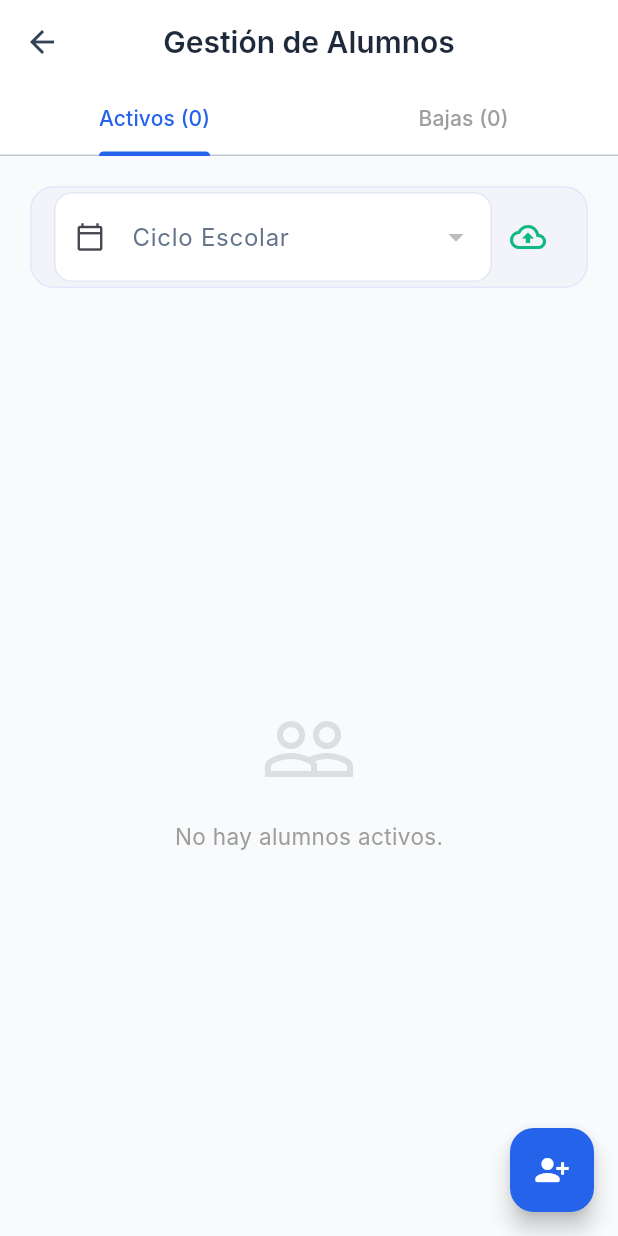
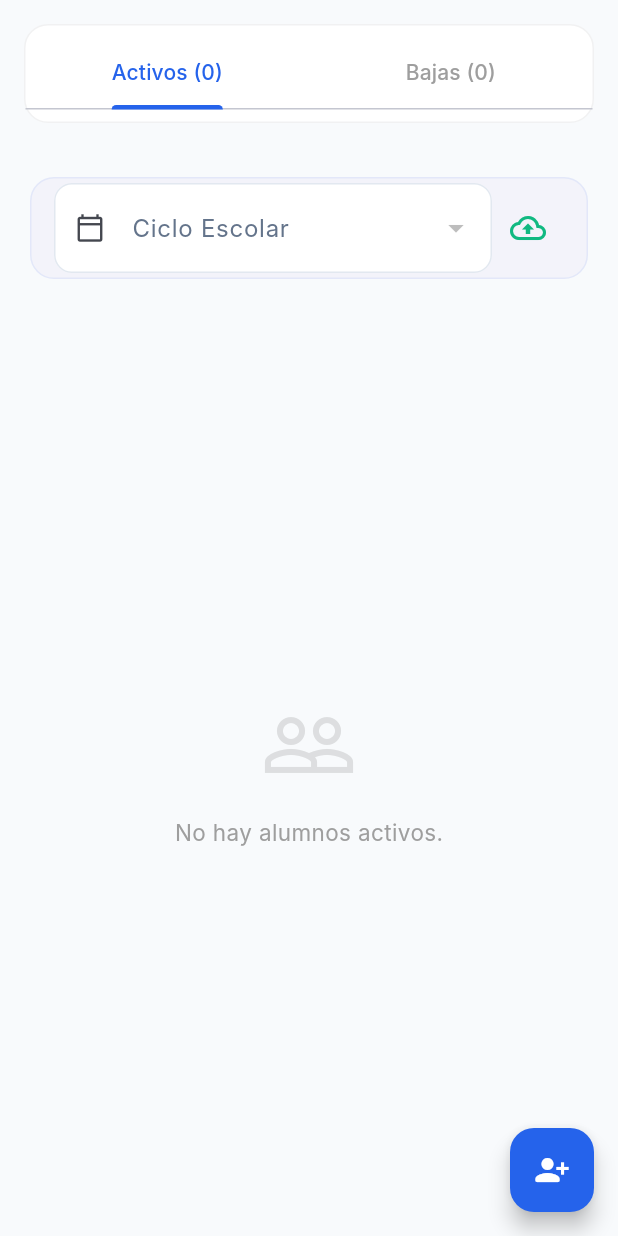
Before and after one commit to Angelgonzalez2004/asystem_cobacam, a Flutter app: the StudentManagementScreen screen opened directly, on a phone screen of 412 x 824 dp. Run offline on Flutter 3.47's test engine with Material 3 defaults, Android fonts, the phone set to English and light mode, and no system bars; our stand-ins replace connectivity_plus, device_info_plus, file_picker, firebase_auth, firebase_core, firebase_database and 7 more; missing offline and left inert: dart:html, excel, gal, mobile_scanner; accounts and stored records are empty; Roboto replaces fonts that are missing (Inter).

Commit message:
fix(prefect): remove duplicate app bars from management screens

```diff
--- a/lib/screens/dashboards/prefect/student_management_screen.dart
+++ b/lib/screens/dashboards/prefect/student_management_screen.dart
@@ -111,21 +111,6 @@ class _StudentManagementScreenState extends State<StudentManagementScreen>
 
     return Scaffold(
       backgroundColor: theme.scaffoldBackgroundColor,
-      appBar: AppBar(
-        title: const Text('Gestión de Alumnos'),
-        elevation: 0,
-        centerTitle: true,
-        bottom: TabBar(
-          controller: _tabController,
-          indicatorColor: theme.colorScheme.primary,
-          labelColor: theme.colorScheme.primary,
-          unselectedLabelColor: Colors.grey,
-          tabs: [
-            Tab(text: 'Activos (${activeStudents.length})'),
-            Tab(text: 'Bajas (${inactiveStudents.length})'),
-          ],
-        ),
-      ),
       floatingActionButton: FloatingActionButton(
         onPressed: _showAddStudentDialog,
         backgroundColor: theme.colorScheme.primary,
@@ -140,6 +125,28 @@ class _StudentManagementScreenState extends State<StudentManagementScreen>
                   ? const Center(child: CircularProgressIndicator())
                   : Column(
                       children: [
+                        // Tabs Container
+                        Container(
+                          margin: const EdgeInsets.all(16),
+                          decoration: BoxDecoration(
+                            color: isDark ? theme.cardTheme.color : Colors.white,
+                            borderRadius: BorderRadius.circular(16),
+                            border: Border.all(color: theme.dividerColor.withValues(alpha: 0.1)),
+                          ),
+                          child: TabBar(
+                            controller: _tabController,
+                            indicatorColor: theme.colorScheme.primary,
+                            labelColor: theme.colorScheme.primary,
+                            unselectedLabelColor: Colors.grey,
+                            padding: const EdgeInsets.symmetric(vertical: 8),
+                            indicatorSize: TabBarIndicatorSize.label,
+                            tabs: [
+                              Tab(text: 'Activos (${activeStudents.length})'),
+                              Tab(text: 'Bajas (${inactiveStudents.length})'),
+                            ],
+                          ),
+                        ),
+
                         _buildFilterHeader(theme, isDark),
                         Expanded(
                           child: TabBarView(
```
Also changed, not shown: lib/screens/dashboards/prefect/group_management_screen.dart (+6 -18 lines), lib/screens/dashboards/prefect/school_cycle_management_screen.dart (+1 -7 lines), 1 other file.
